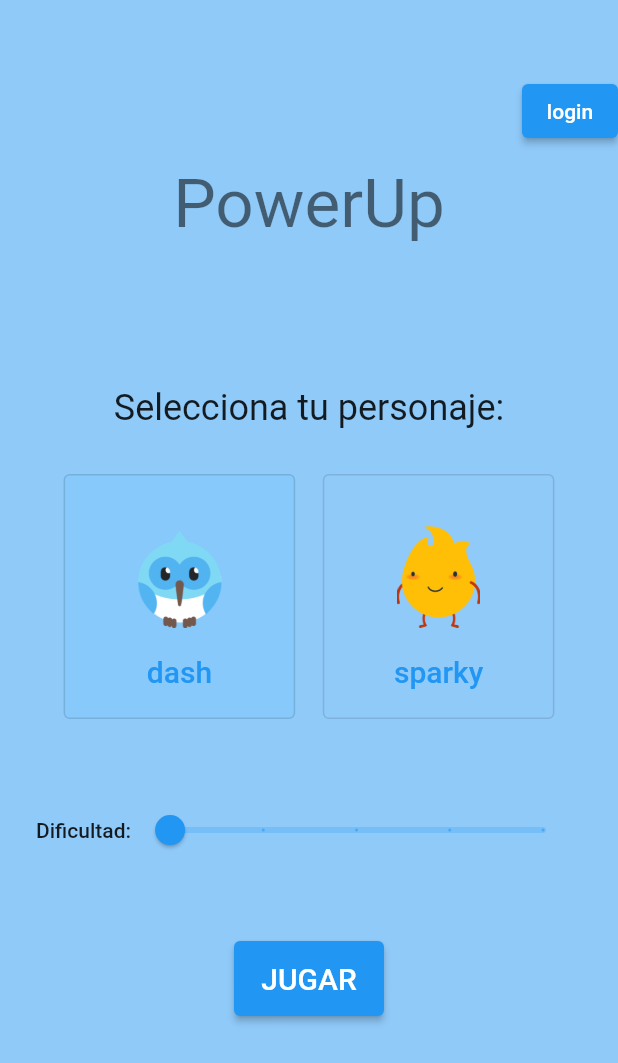
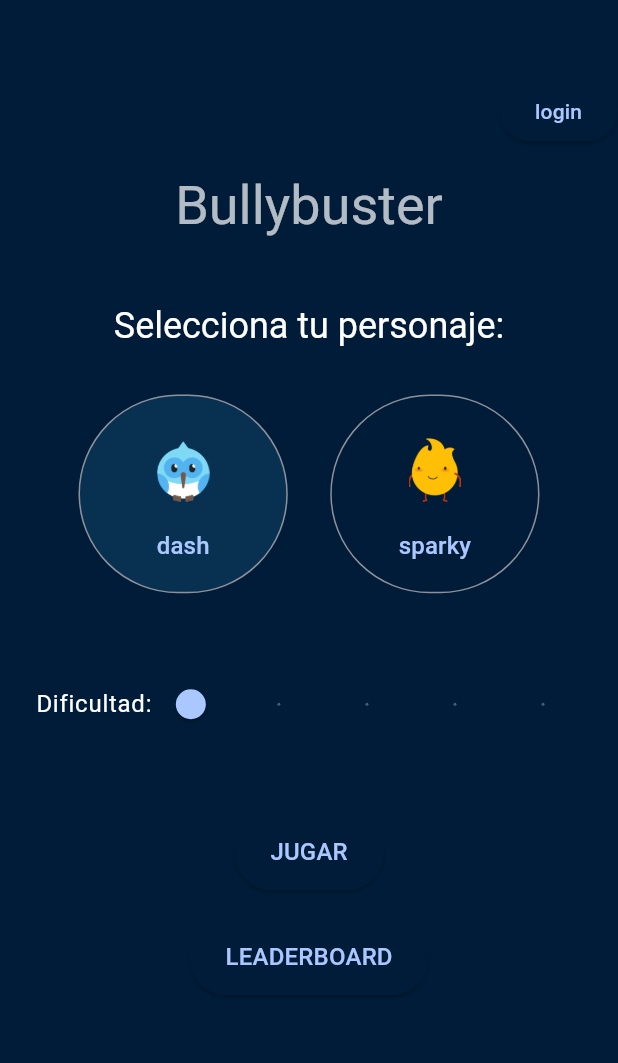
Before and after one commit to cris6mc/PowerUp, a Flutter app: the screen it shows after launch, on a phone screen of 412 x 824 dp. Shown: the top 1063 px of the screen. Run offline on Flutter 3.47's test engine with Material 2 defaults, Android fonts, the phone set to English and light mode, and no system bars; our stand-ins replace cloud_firestore, equatable, firebase_auth, firebase_core, fl_chart, flutter_bloc and 3 more; missing offline and left inert: flame, flame_forge2d; accounts and stored records are empty; Roboto replaces fonts that are missing (Audiowide); statements that could not run were skipped.

Commit message:
Modified ThemaData, added leardboard and select player

```diff
--- a/lib/game/my_game.dart
+++ b/lib/game/my_game.dart
@@ -17,7 +17,7 @@ import 'package:jueguito2/game/objects/hero.dart';
 import 'package:jueguito2/game/objects/platform.dart';
 import 'package:jueguito2/game/objects/platform_pieces.dart';
 import 'package:jueguito2/game/objects/power_up.dart';
-import 'package:jueguito2/game/ui/game_ui.dart';
+import 'package:jueguito2/main.dart';
 
 final screenSize = Vector2(428, 926);
 final worldSize = Vector2(4.28, 9.26);
@@ -45,7 +45,10 @@ class MyGame extends Forge2DGame
   var state = GameState.running;
 
   // Scale the screenSize by 100 and set the gravity of 15
-  MyGame() : super(zoom: 100, gravity: Vector2(0, 9.8));
+  MyGame({required this.character}
+  ) : super(zoom: 100, gravity: Vector2(0, 9.8));
+
+  Character character;
 
   @override
   Future<void> onLoad() async {
@@ -71,7 +74,7 @@ class MyGame extends Forge2DGame
     // add(GameUI());
 
     add(Floor());
-    hero = MyHero();
+    hero = MyHero(character: character);
 
     overlays.add('GameOverlay');
     // generateNextSectionOfWorld();
@@ -79,7 +82,7 @@ class MyGame extends Forge2DGame
     await add(hero);
 
     final worldBounds =
-        Rect.fromLTRB(0, -double.infinity, worldSize.x, worldSize.y);
+    Rect.fromLTRB(0, -double.infinity, worldSize.x, worldSize.y);
     camera.followBodyComponent(hero, worldBounds: worldBounds);
   }
 
--- a/lib/game/navigation/routes.dart
+++ b/lib/game/navigation/routes.dart
@@ -10,8 +10,8 @@ import 'package:jueguito2/game/ui/main_menu_screen.dart';
 
 enum Routes {
   main('/'),
+  login('/login'),
   game('/game'),
-  login('/login'),
   leaderboard('/leaderboard');
 
 
--- a/lib/game/ui/leaderboards_screen.dart
+++ b/lib/game/ui/leaderboards_screen.dart
@@ -1,5 +1,6 @@
 import 'package:flutter/material.dart';
 import 'package:jueguito2/game/high_scores.dart';
+import 'package:jueguito2/game/navigation/routes.dart';
 import 'package:jueguito2/game/ui/widgets/my_text.dart';
 
 class LeaderboardScreen extends StatelessWidget {
@@ -26,7 +27,7 @@ class LeaderboardScreen extends StatelessWidget {
                   children: [
                     IconButton(
                       icon: Image.asset('assets/images/ui/buttonBack.png'),
-                      onPressed: () => Navigator.of(context).pop(),
+                      onPressed: () => context.pushAndRemoveUntil(Routes.main),
                     )
                   ],
                 ),
--- a/lib/game/widgets/main_menu_overlay.dart
+++ b/lib/game/widgets/main_menu_overlay.dart
@@ -7,9 +7,10 @@ import 'package:flutter/material.dart';
 import 'package:jueguito2/game/managers/level_manager.dart';
 import 'package:jueguito2/game/my_game.dart';
 import 'package:jueguito2/game/navigation/routes.dart';
+import 'package:jueguito2/main.dart';
+import 'package:provider/provider.dart';
 
 import '../../login/login/view/login_screen.dart';
-import '../doodle_dash.dart';
 
 // Overlay that appears for the main menu
 class MainMenuOverlay extends StatefulWidget {
@@ -27,7 +28,7 @@ class _MainMenuOverlayState extends State<MainMenuOverlay> {
     //DoodleDash game = widget.game as DoodleDash;
 
     return LayoutBuilder(builder: (context, constraints) {
-      final characterWidth = constraints.maxWidth / 5;
+      final characterWidth = constraints.maxWidth / 8;
 
       final TextStyle titleStyle = (constraints.maxWidth > 830)
           ? Theme.of(context).textTheme.displayLarge!
@@ -60,13 +61,13 @@ class _MainMenuOverlayState extends State<MainMenuOverlay> {
                     crossAxisAlignment: CrossAxisAlignment.center,
                     children: [
                       Text(
-                        'PowerUp',
+                        'Bullybuster',
                         style: titleStyle.copyWith(
                           height: .8,
                         ),
                         textAlign: TextAlign.center,
                       ),
-                      const WhiteSpace(),
+                      const WhiteSpace(height: 50),
                       Align(
                         alignment: Alignment.center,
                         child: Text('Selecciona tu personaje:',
@@ -119,6 +120,8 @@ class _MainMenuOverlayState extends State<MainMenuOverlay> {
                       Center(
                         child: ElevatedButton(
                           onPressed: () async {
+                            final myCharacter = Provider.of<MyProvider>(context, listen: false);
+                            myCharacter.updateValue(character);
                             context.pushAndRemoveUntil(Routes.game);
                           },
                           style: ButtonStyle(
@@ -126,9 +129,25 @@ class _MainMenuOverlayState extends State<MainMenuOverlay> {
                               const Size(100, 50),
                             ),
                             textStyle: MaterialStateProperty.all(
-                                Theme.of(context).textTheme.titleLarge),
+                                Theme.of(context).textTheme.titleMedium),
                           ),
                           child: const Text('JUGAR'),
+                        ),
+                      ),
+                      const WhiteSpace(height: 20),
+                      Center(
+                        child: ElevatedButton(
+                          onPressed: () async {
+                            context.pushAndRemoveUntil(Routes.leaderboard);
+                          },
+                          style: ButtonStyle(
+                            minimumSize: MaterialStateProperty.all(
+                              const Size(100, 50),
+                            ),
+                            textStyle: MaterialStateProperty.all(
+                                Theme.of(context).textTheme.titleMedium),
+                          ),
+                          child: const Text('LEADERBOARD'),
                         ),
                       ),
                     ],
@@ -203,7 +222,7 @@ class CharacterButton extends StatelessWidget {
             const WhiteSpace(height: 18),
             Text(
               character.name,
-              style: const TextStyle(fontSize: 20),
+              style: const TextStyle(fontSize: 16),
             ),
           ],
         ),
--- a/lib/login/login/view/login_screen.dart
+++ b/lib/login/login/view/login_screen.dart
@@ -7,6 +7,7 @@ import 'form_sign_up.dart';
 
 class MyScreen extends StatelessWidget {
   const MyScreen({super.key});
+
   @override
   Widget build(BuildContext context) {
     return BlocBuilder<AuthCubit, AuthState>(builder: (context, authState) {
@@ -30,6 +31,7 @@ class LoginScreen extends StatefulWidget {
   }
 
   const LoginScreen({super.key});
+
   @override
   State<LoginScreen> createState() => _LoginScreenState();
 }
--- a/lib/main.dart
+++ b/lib/main.dart
@@ -4,6 +4,7 @@ import 'package:flame/game.dart';
 import 'package:flutter/foundation.dart';
 import 'package:flutter/material.dart';
 import 'package:flutter_bloc/flutter_bloc.dart';
+import 'package:google_fonts/google_fonts.dart';
 import 'package:jueguito2/firebase_options.dart';
 import 'package:jueguito2/game/assets.dart';
 import 'package:jueguito2/game/high_scores.dart';
@@ -11,6 +12,7 @@ import 'package:jueguito2/game/my_game.dart';
 import 'package:jueguito2/game/navigation/routes.dart';
 import 'package:jueguito2/game/ui/game_over_menu.dart';
 import 'package:jueguito2/game/ui/pause_menu.dart';
+import 'package:jueguito2/game/util/color_schemes.dart';
 import 'dart:io' show Platform;
 
 import 'package:jueguito2/game/widgets/game_overlay.dart';
@@ -18,6 +20,7 @@ import 'package:jueguito2/login/login/cubit/auth_cubit.dart';
 import 'package:jueguito2/login/login/cubit/my_user_cubit.dart';
 import 'package:jueguito2/login/login/provider/auth.dart';
 import 'package:jueguito2/login/login/provider/my_user_repository.dart';
+import 'package:provider/provider.dart';
 
 Future<void> main() async {
   WidgetsFlutterBinding.ensureInitialized();
@@ -33,10 +36,50 @@ Future<void> main() async {
   runApp(MultiBlocProvider(providers: [
     BlocProvider(create: (_) => authCubit..init()),
     BlocProvider(create: (context) => MyUserCubit(MyUserRepository())),
-  ], child: const MaterialApp(
-    debugShowCheckedModeBanner: false,
-    onGenerateRoute: Routes.routes,
-  ),));
+  ], child: MyApp.create()));
+}
+
+enum Character { dash, sparky }
+
+class MyProvider with ChangeNotifier{
+  Character _myValue = Character.dash;
+  Character get myValue => _myValue;
+  void updateValue(Character newValue) {
+    _myValue = newValue;
+    notifyListeners();
+  }
+}
+
+class MyApp extends StatelessWidget {
+  static Widget create() {
+    return const MyApp();
+  }
+
+  const MyApp({Key? key}) : super(key: key);
+
+  @override
+  Widget build(BuildContext context) {
+    Character character = Character.dash;
+
+    return ChangeNotifierProvider(
+      create: (context) => MyProvider(),
+      child: MaterialApp(
+        debugShowCheckedModeBanner: false,
+        title: 'PowerUp',
+        themeMode: ThemeMode.dark,
+        theme: ThemeData(
+          colorScheme: lightColorScheme,
+          useMaterial3: true,
+        ),
+        darkTheme: ThemeData(
+          colorScheme: darkColorScheme,
+          textTheme: GoogleFonts.audiowideTextTheme(ThemeData.dark().textTheme),
+          useMaterial3: true,
+        ),
+        onGenerateRoute: Routes.routes,
+      ),
+    );
+  }
 }
 
 class MyGameWidget extends StatelessWidget {
@@ -44,10 +87,9 @@ class MyGameWidget extends StatelessWidget {
 
   @override
   Widget build(BuildContext context) {
-    final bool isMobile = !kIsWeb && (Platform.isAndroid || Platform.isIOS);
-
+    final myCharacter = Provider.of<MyProvider>(context, listen: false);
     return GameWidget(
-      game: MyGame(),
+      game: MyGame(character: myCharacter._myValue),
       overlayBuilderMap: {
         'GameOverMenu': (context, MyGame game) {
           return GameOverMenu(game: game);
--- a/pubspec.yaml
+++ b/pubspec.yaml
@@ -47,6 +47,7 @@ dependencies:
   equatable: ^2.0.5
   bloc: ^8.1.1
   fl_chart: ^0.63.0
+  provider: ^6.0.5
 
 dev_dependencies:
   flutter_test:
```
Also changed, not shown: lib/game/objects/hero.dart (+11 -2 lines), assets/images/sparkyFall.png (added), assets/images/sparkyJump.png (added), pubspec.lock, 2 other files.
